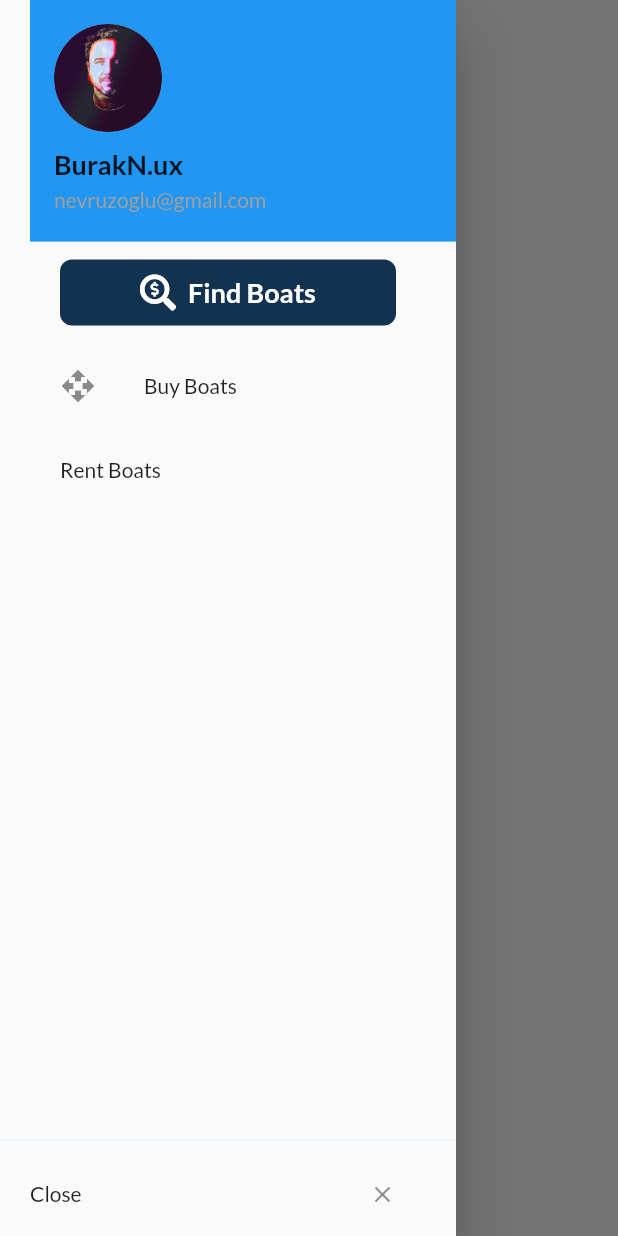
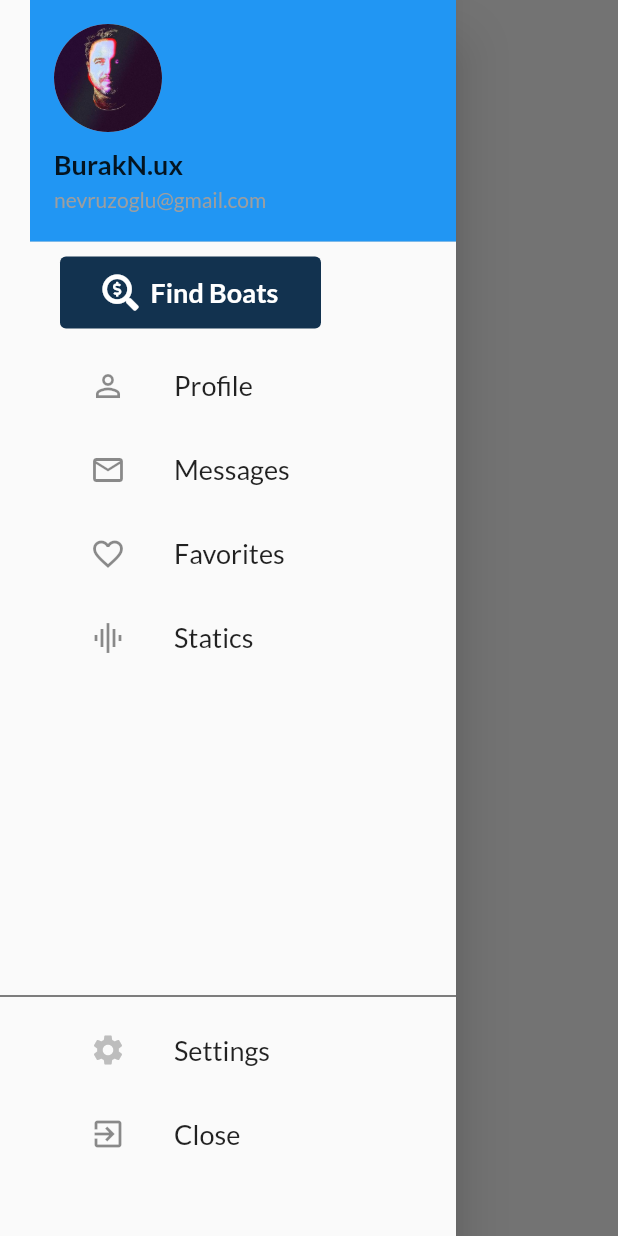
Before and after one commit to nevruzoglu/DrawerNavigate, a Flutter app: the screen it shows after launch, with the side drawer open, on a phone screen of 412 x 824 dp. Run offline on Flutter 3.47's test engine with Material 2 defaults, Android fonts, the phone set to English and light mode, and no system bars; our stand-ins replace font_awesome_flutter.

Commit message:
icons set, buttom drawer finished

```diff
--- a/lib/main.dart
+++ b/lib/main.dart
@@ -10,6 +10,10 @@ class MyApp extends StatelessWidget {
     return MaterialApp(
       title: 'Material App',
       theme: ThemeData(
+          textTheme: TextTheme(
+              body1: TextStyle(fontSize: 18),
+              headline: TextStyle(fontSize: 36),
+              title: TextStyle(fontSize: 40)),
           fontFamily: 'Lato',
           primaryColor: TargetPlatform.android != null
               ? Colors.grey.shade50
@@ -52,8 +56,7 @@ class HomePage extends StatelessWidget {
                           backgroundImage: AssetImage('screens/52828295.jpg')),
                     ),
                     Container(
-                      margin: EdgeInsets.symmetric(vertical: 10),
-                      padding: EdgeInsets.symmetric(horizontal: 40),
+                      padding: EdgeInsets.fromLTRB(40, 10, 90, 10),
                       child: FlatButton.icon(
                         icon: Icon(FontAwesomeIcons.searchDollar),
 
@@ -66,16 +69,19 @@ class HomePage extends StatelessWidget {
                           style: TextStyle(
                               fontWeight: FontWeight.w700, fontSize: 18),
                         ),
-                        padding: EdgeInsets.fromLTRB(40, 10, 40, 10),
+                        padding: EdgeInsets.fromLTRB(0, 12, 0, 12),
                         shape: RoundedRectangleBorder(
-                            borderRadius: BorderRadius.circular(8)),
+                            borderRadius: BorderRadius.circular(4)),
                       ),
                     ),
                     ListTile(
-                        leading: Icon(Icons.open_with),
-                        title: Text('Buy Boats'),
+                        leading: Icon(Icons.person_outline),
+                        title: Text('Profile',
+                            style: Theme.of(context).textTheme.body1
+                            // .copyWith(fontWeight: FontWeight.bold), // can add extra style to theme
+                            ),
                         // trailing: Icon(Icons.arrow_right),
-                        contentPadding: EdgeInsets.fromLTRB(40, 0, 40, 0),
+                        contentPadding: EdgeInsets.fromLTRB(60, 0, 40, 0),
                         onTap: () {
                           Navigator.of(context).pop();
                           Navigator.of(context).push(MaterialPageRoute(
@@ -83,9 +89,41 @@ class HomePage extends StatelessWidget {
                                   NewPage("Buy Boats")));
                         }),
                     ListTile(
-                        title: Text('Rent Boats'),
+                        leading: Icon(Icons.mail_outline),
+                        title: Text(
+                          'Messages',
+                          style: Theme.of(context).textTheme.body1,
+                        ),
                         // trailing: Icon(Icons.arrow_right),
-                        contentPadding: EdgeInsets.fromLTRB(40, 0, 40, 0),
+                        contentPadding: EdgeInsets.fromLTRB(60, 0, 40, 0),
+                        onTap: () {
+                          Navigator.of(context).pop();
+                          Navigator.of(context).push(MaterialPageRoute(
+                              builder: (BuildContext context) =>
+                                  NewPage("Rent Boats")));
+                        }),
+                    ListTile(
+                        leading: Icon(Icons.favorite_border),
+                        title: Text(
+                          'Favorites',
+                          style: Theme.of(context).textTheme.body1,
+                        ),
+                        // trailing: Icon(Icons.arrow_right),
+                        contentPadding: EdgeInsets.fromLTRB(60, 0, 40, 0),
+                        onTap: () {
+                          Navigator.of(context).pop();
+                          Navigator.of(context).push(MaterialPageRoute(
+                              builder: (BuildContext context) =>
+                                  NewPage("Rent Boats")));
+                        }),
+                    ListTile(
+                        leading: Icon(Icons.graphic_eq),
+                        title: Text(
+                          'Statics',
+                          style: Theme.of(context).textTheme.body1,
+                        ),
+                        // trailing: Icon(Icons.arrow_right),
+                        contentPadding: EdgeInsets.fromLTRB(60, 0, 40, 0),
                         onTap: () {
                           Navigator.of(context).pop();
                           Navigator.of(context).push(MaterialPageRoute(
@@ -98,20 +136,32 @@ class HomePage extends StatelessWidget {
               Column(
                 children: <Widget>[
                   Divider(
-                    color: Colors.blue.shade50,
+                    color: Colors.black,
                   ),
-                  SafeArea(
-                    child: ListTile(
-                        title: Text('Close'),
-                        trailing: Icon(
-                          Icons.close,
-                          size: 18,
-                        ),
-                        contentPadding: EdgeInsets.fromLTRB(20, 0, 40, 0),
-                        onTap: () {
-                          Navigator.pop(context);
-                        }),
-                  ),
+                  ListTile(
+                      leading: Icon(
+                        Icons.settings,
+                        color: Colors.grey.shade400,
+                      ),
+                      title: Text(
+                        'Settings',
+                        style: Theme.of(context).textTheme.body1,
+                      ),
+                      contentPadding: EdgeInsets.fromLTRB(60, 0, 0, 0),
+                      onTap: () {
+                        Navigator.pop(context);
+                      }),
+                  ListTile(
+                      leading: Icon(Icons.exit_to_app),
+                      title: Text(
+                        'Close',
+                        style: Theme.of(context).textTheme.body1,
+                      ),
+                      contentPadding: EdgeInsets.fromLTRB(60, 0, 0, 0),
+                      onTap: () {
+                        Navigator.pop(context);
+                      }),
+                  SizedBox(height: 40)
                 ],
               )
             ],
```
